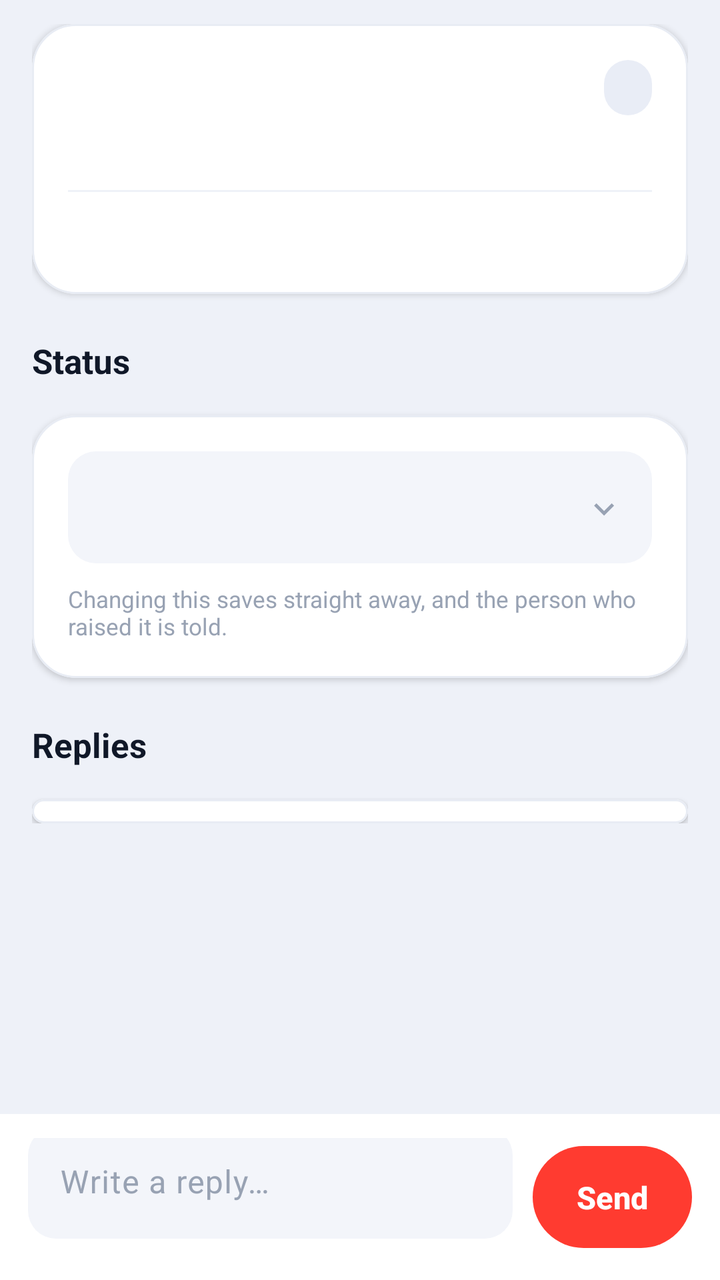
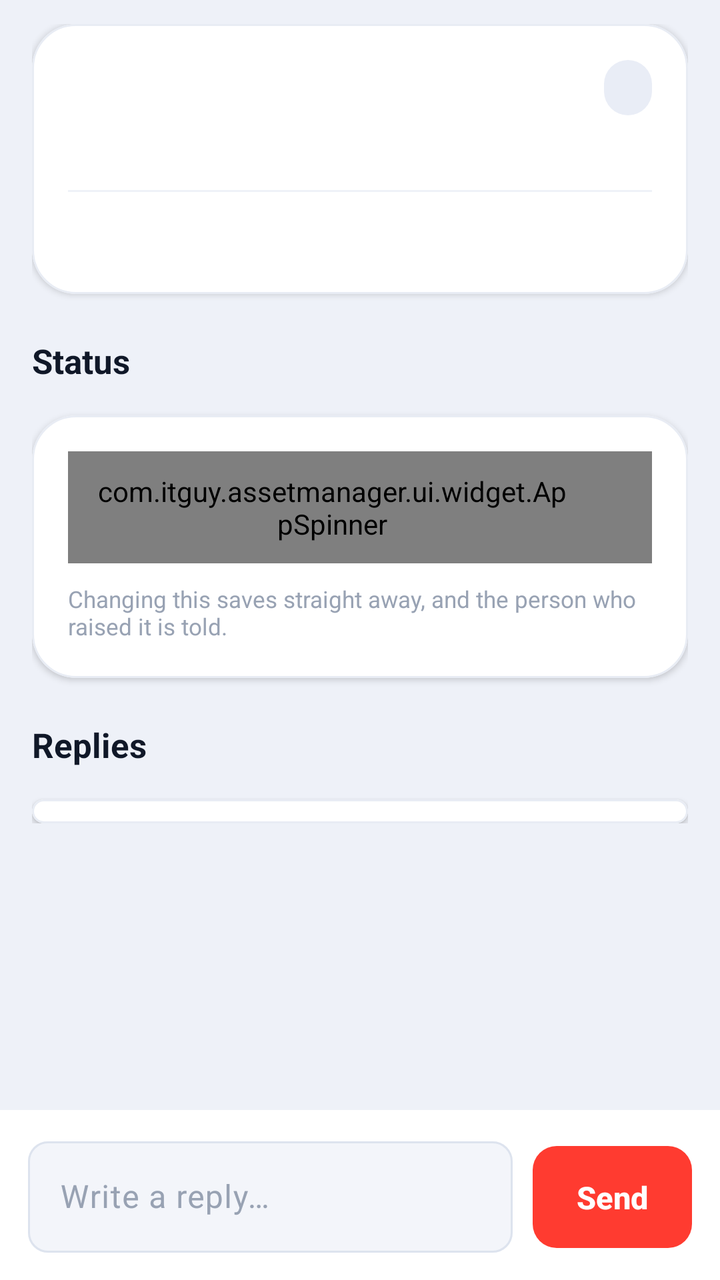

Two renders of the same Android screen: before a commit and after it. Below are the layout's source before the change and the commit's diff.
<!-- AndroidManifest.xml: application theme Theme.ItGuyAssets -->
<!-- res/layout/fragment_ticket_detail.xml -->
<?xml version="1.0" encoding="utf-8"?>
<LinearLayout xmlns:android="http://schemas.android.com/apk/res/android"
    xmlns:app="http://schemas.android.com/apk/res-auto"
    android:layout_width="match_parent"
    android:layout_height="match_parent"
    android:background="@color/page"
    android:orientation="vertical">

    <ScrollView
        android:layout_width="match_parent"
        android:layout_height="0dp"
        android:layout_weight="1"
        android:clipToPadding="false">

        <LinearLayout
            android:layout_width="match_parent"
            android:layout_height="wrap_content"
            android:orientation="vertical"
            android:paddingStart="16dp"
            android:paddingEnd="16dp"
            android:paddingTop="12dp"
            android:paddingBottom="20dp">

            
            <com.google.android.material.card.MaterialCardView
                style="@style/Card"
                android:layout_marginTop="0dp">
                <LinearLayout
                    android:layout_width="match_parent"
                    android:layout_height="wrap_content"
                    android:orientation="vertical"
                    android:padding="18dp">

                    <LinearLayout
                        android:layout_width="match_parent"
                        android:layout_height="wrap_content"
                        android:gravity="center_vertical"
                        android:orientation="horizontal">

                        <TextView
                            android:id="@+id/tSubject"
                            android:layout_width="0dp"
                            android:layout_height="wrap_content"
                            android:layout_weight="1"
                            android:textColor="@color/text_strong"
                            android:textSize="19sp"
                            android:textStyle="bold" />

                        <TextView
                            android:id="@+id/tStatusPill"
                            android:layout_width="wrap_content"
                            android:layout_height="wrap_content"
                            android:layout_marginStart="10dp"
                            android:background="@drawable/pill_idle"
                            android:paddingStart="12dp"
                            android:paddingEnd="12dp"
                            android:paddingTop="6dp"
                            android:paddingBottom="6dp"
                            android:textColor="@color/chip_idle_text"
                            android:textSize="11.5sp"
                            android:textStyle="bold" />
                    </LinearLayout>

                    <TextView
                        android:id="@+id/tMeta"
                        android:layout_width="match_parent"
                        android:layout_height="wrap_content"
                        android:layout_marginTop="6dp"
                        android:textColor="@color/text_soft"
                        android:textSize="12.5sp" />

                    <View
                        android:layout_width="match_parent"
                        android:layout_height="1dp"
                        android:layout_marginTop="14dp"
                        android:layout_marginBottom="14dp"
                        android:background="@color/divider" />

                    <TextView
                        android:id="@+id/tDescription"
                        android:layout_width="match_parent"
                        android:layout_height="wrap_content"
                        android:lineSpacingMultiplier="1.25"
                        android:textColor="@color/text_strong"
                        android:textSize="14sp" />
                </LinearLayout>
            </com.google.android.material.card.MaterialCardView>

            
            <TextView style="@style/SectionLabel" android:text="Status" />

            <com.google.android.material.card.MaterialCardView style="@style/Card">
                <LinearLayout
                    android:layout_width="match_parent"
                    android:layout_height="wrap_content"
                    android:orientation="vertical"
                    android:padding="18dp">

                    <Spinner android:id="@+id/tStatus" style="@style/Dropdown" />

                    <TextView
                        style="@style/Caption"
                        android:layout_width="match_parent"
                        android:layout_marginTop="10dp"
                        android:text="Changing this saves straight away, and the person who raised it is told." />
                </LinearLayout>
            </com.google.android.material.card.MaterialCardView>

            
            <TextView style="@style/SectionLabel" android:text="Replies" />

            <com.google.android.material.card.MaterialCardView style="@style/Card">
                <LinearLayout
                    android:id="@+id/repliesList"
                    android:layout_width="match_parent"
                    android:layout_height="wrap_content"
                    android:orientation="vertical"
                    android:paddingStart="18dp"
                    android:paddingEnd="18dp"
                    android:paddingTop="6dp"
                    android:paddingBottom="6dp" />
            </com.google.android.material.card.MaterialCardView>
        </LinearLayout>
    </ScrollView>

    
    <LinearLayout
        android:layout_width="match_parent"
        android:layout_height="wrap_content"
        android:background="@color/card"
        android:gravity="bottom"
        android:orientation="horizontal"
        android:paddingStart="14dp"
        android:paddingEnd="14dp"
        android:paddingTop="12dp"
        android:paddingBottom="12dp">

        <com.google.android.material.textfield.TextInputLayout
            style="@style/Field"
            android:layout_width="0dp"
            android:layout_height="wrap_content"
            android:layout_weight="1"
            android:hint="Write a reply…">
            <com.google.android.material.textfield.TextInputEditText
                android:id="@+id/replyInput"
                android:layout_width="match_parent"
                android:layout_height="wrap_content"
                android:inputType="textCapSentences|textMultiLine"
                android:maxLines="4"
                android:textColor="@color/text_strong" />
        </com.google.android.material.textfield.TextInputLayout>

        <com.google.android.material.button.MaterialButton
            android:id="@+id/sendReplyBtn"
            style="@style/ButtonPill"
            android:layout_width="wrap_content"
            android:layout_height="wrap_content"
            android:layout_marginStart="10dp"
            android:minWidth="0dp"
            android:paddingStart="22dp"
            android:paddingEnd="22dp"
            android:text="Send" />
    </LinearLayout>
</LinearLayout>
<!-- resources referenced by this layout -->
<resources>
  <color name="card">#FFFFFF</color>
  <color name="chip_idle_text">#5C6A80</color>
  <color name="divider">#EFF2F8</color>
  <color name="page">#EEF1F8</color>
  <color name="text_soft">#667085</color>
  <color name="text_strong">#101828</color>
  <style name="ButtonPill" parent="Widget.Material3.Button">
          <item name="cornerRadius">28dp</item>
          <item name="android:minHeight">54dp</item>
          <item name="android:paddingTop">15dp</item>
          <item name="android:paddingBottom">15dp</item>
          <item name="android:textAllCaps">false</item>
          <item name="android:textSize">15.5sp</item>
          <item name="android:textStyle">bold</item>
          <item name="android:letterSpacing">0</item>
      </style>
  <style name="Field" parent="Widget.Material3.TextInputLayout.FilledBox">
          <item name="boxBackgroundColor">@color/field_fill</item>
          <item name="boxStrokeColor">@color/accent</item>
          <item name="boxStrokeWidth">0dp</item>
          <item name="boxStrokeWidthFocused">2dp</item>
          <item name="boxCornerRadiusTopStart">14dp</item>
          <item name="boxCornerRadiusTopEnd">14dp</item>
          <item name="boxCornerRadiusBottomStart">14dp</item>
          <item name="boxCornerRadiusBottomEnd">14dp</item>
          <item name="hintTextColor">@color/text_soft</item>
          <item name="android:textColorHint">@color/text_faint</item>
      </style>
  <style name="Theme.ItGuyAssets" parent="Base.Theme.ItGuyAssets">
          <item name="android:windowLightStatusBar">true</item>
      </style>
  <color name="chip_idle">#E9EDF6</color>
  <color name="text_faint">#98A2B3</color>
  <color name="card_line">#E8ECF4</color>
  <!-- drawable dropdown_bg (drawable) -->
  <?xml version="1.0" encoding="utf-8"?>
  <layer-list xmlns:android="http://schemas.android.com/apk/res/android">
      <item>
          <shape android:shape="rectangle">
              <solid android:color="@color/field_fill" />
              <corners android:radius="14dp" />
          </shape>
      </item>
      <item
          android:drawable="@drawable/ic_chevron_down"
          android:gravity="center_vertical|end"
          android:end="14dp"
          android:width="20dp"
          android:height="20dp" />
  </layer-list>
  <color name="field_fill">#F3F5FA</color>
  <color name="accent">#FF3B30</color>
  <color name="on_accent">#FFFFFF</color>
  <color name="accent_container">#FFE3E0</color>
  <color name="bg">#F5F7FB</color>
  <color name="surface">#FFFFFF</color>
  <color name="surface_variant">#EDF0F6</color>
  <color name="text">#141B26</color>
  <color name="muted">#5C6A80</color>
  <color name="outline">#DCE1EA</color>
  <style name="Button.IT" parent="Widget.Material3.Button">
          <item name="cornerRadius">16dp</item>
          <item name="android:paddingTop">15dp</item>
          <item name="android:paddingBottom">15dp</item>
          <item name="android:textAllCaps">false</item>
          <item name="android:textSize">15sp</item>
          <item name="android:letterSpacing">0.01</item>
      </style>
  <style name="FabPrimary" parent="Widget.Material3.FloatingActionButton.Primary">
          <item name="backgroundTint">@color/accent</item>
          <item name="tint">@color/on_accent</item>
      </style>
  <style name="DialogBody" parent="MaterialAlertDialog.Material3">
          <item name="backgroundTint">@color/card</item>
          <item name="shapeAppearanceOverlay">@style/DialogShape</item>
      </style>
  <style name="DialogShape">
          <item name="cornerFamily">rounded</item>
          <item name="cornerSize">26dp</item>
      </style>
  <!-- unchanged entries left out for length: 10 -->
</resources>

<!-- the commit's change to res/layout/fragment_ticket_detail.xml (unified diff, before → after) -->
@@ -96,7 +96,7 @@
                     android:orientation="vertical"
                     android:padding="18dp">
 
-                    <Spinner android:id="@+id/tStatus" style="@style/Dropdown" />
+                    <com.itguy.assetmanager.ui.widget.AppSpinner android:id="@+id/tStatus" style="@style/Dropdown" />
 
                     <TextView
                         style="@style/Caption"
<!-- resource entries referenced after the edit -->
@@ -7,7 +7,7 @@
   <color name="text_soft">#667085</color>
   <color name="text_strong">#101828</color>
   <style name="ButtonPill" parent="Widget.Material3.Button">
-          <item name="cornerRadius">28dp</item>
+          <item name="cornerRadius">12dp</item>
           <item name="android:minHeight">54dp</item>
           <item name="android:paddingTop">15dp</item>
           <item name="android:paddingBottom">15dp</item>
@@ -16,15 +16,16 @@
           <item name="android:textStyle">bold</item>
           <item name="android:letterSpacing">0</item>
       </style>
-  <style name="Field" parent="Widget.Material3.TextInputLayout.FilledBox">
+  <style name="Field" parent="Widget.Material3.TextInputLayout.OutlinedBox">
+          <item name="boxBackgroundMode">outline</item>
           <item name="boxBackgroundColor">@color/field_fill</item>
-          <item name="boxStrokeColor">@color/accent</item>
-          <item name="boxStrokeWidth">0dp</item>
+          <item name="boxStrokeColor">@color/field_stroke</item>
+          <item name="boxStrokeWidth">1dp</item>
           <item name="boxStrokeWidthFocused">2dp</item>
-          <item name="boxCornerRadiusTopStart">14dp</item>
-          <item name="boxCornerRadiusTopEnd">14dp</item>
-          <item name="boxCornerRadiusBottomStart">14dp</item>
-          <item name="boxCornerRadiusBottomEnd">14dp</item>
+          <item name="boxCornerRadiusTopStart">10dp</item>
+          <item name="boxCornerRadiusTopEnd">10dp</item>
+          <item name="boxCornerRadiusBottomStart">10dp</item>
+          <item name="boxCornerRadiusBottomEnd">10dp</item>
           <item name="hintTextColor">@color/text_soft</item>
           <item name="android:textColorHint">@color/text_faint</item>
       </style>
@@ -40,7 +41,9 @@
       <item>
           <shape android:shape="rectangle">
               <solid android:color="@color/field_fill" />
-              <corners android:radius="14dp" />
+              
+              <stroke android:width="1dp" android:color="@color/field_line" />
+              <corners android:radius="10dp" />
           </shape>
       </item>
       <item
@@ -51,6 +54,7 @@
           android:height="20dp" />
   </layer-list>
   <color name="field_fill">#F3F5FA</color>
+  <color name="field_line">#DDE3EE</color>
   <color name="accent">#FF3B30</color>
   <color name="on_accent">#FFFFFF</color>
   <color name="accent_container">#FFE3E0</color>
@@ -61,7 +65,7 @@
   <color name="muted">#5C6A80</color>
   <color name="outline">#DCE1EA</color>
   <style name="Button.IT" parent="Widget.Material3.Button">
-          <item name="cornerRadius">16dp</item>
+          <item name="cornerRadius">12dp</item>
           <item name="android:paddingTop">15dp</item>
           <item name="android:paddingBottom">15dp</item>
           <item name="android:textAllCaps">false</item>
